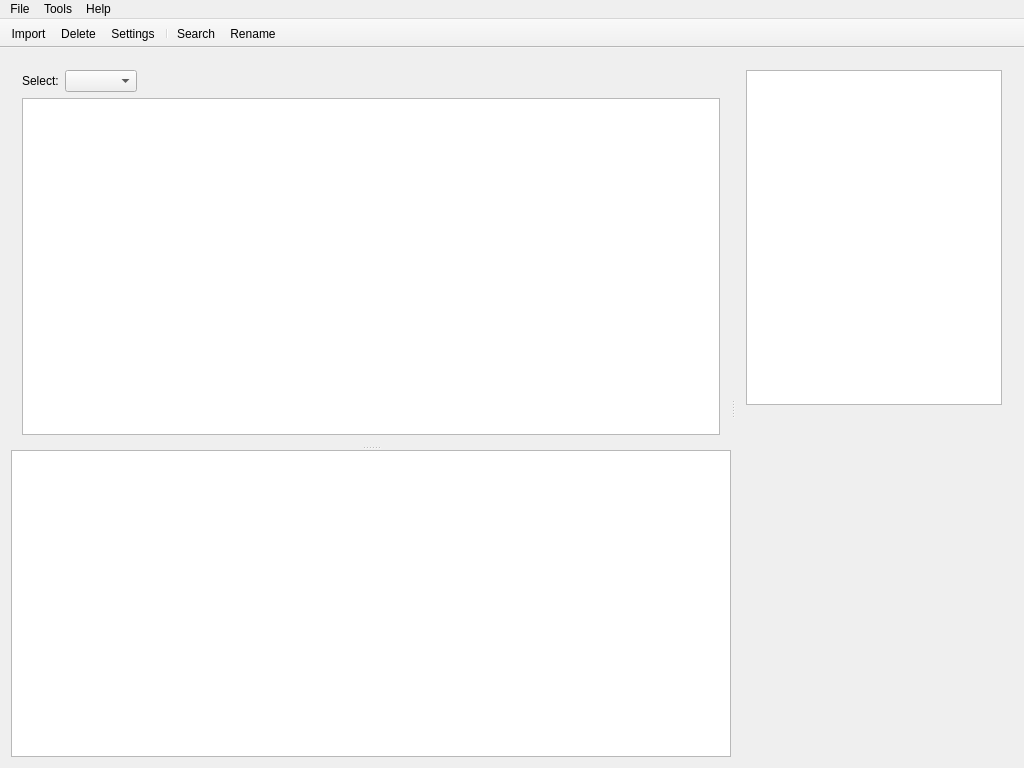
alorence/tym, file src/gui/mainwindow.ui: the form before one commit.
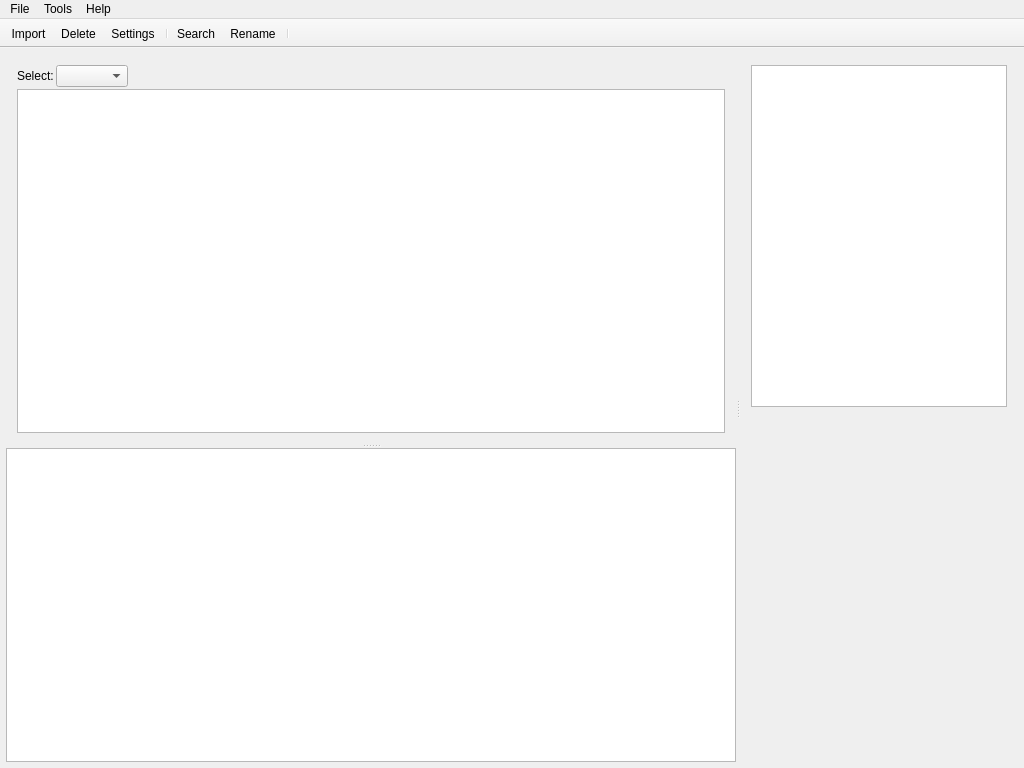
The form after the commit. Icons and pictures are not drawn. Custom widgets are drawn as their Qt base class.

Commit message: (gui) Many improvements on layouts, margins, etc.

What changed in the file:
```diff
--- a/src/gui/mainwindow.ui
+++ b/src/gui/mainwindow.ui
@@ -28,6 +28,21 @@
   </property>
   <widget class="QWidget" name="centralWidget">
    <layout class="QGridLayout" name="gridLayout_2">
+    <property name="leftMargin">
+     <number>6</number>
+    </property>
+    <property name="topMargin">
+     <number>6</number>
+    </property>
+    <property name="rightMargin">
+     <number>6</number>
+    </property>
+    <property name="bottomMargin">
+     <number>6</number>
+    </property>
+    <property name="horizontalSpacing">
+     <number>4</number>
+    </property>
     <item row="0" column="0">
      <widget class="QSplitter" name="verticalSplitter">
       <property name="orientation">
@@ -51,16 +66,9 @@
        </property>
        <widget class="QWidget" name="layoutWidget">
         <layout class="QGridLayout" name="gridLayout">
-         <item row="0" column="0">
-          <widget class="QLabel" name="label">
-           <property name="text">
-            <string>Select:</string>
-           </property>
-          </widget>
-         </item>
-         <item row="0" column="1">
-          <widget class="QComboBox" name="selectionCombo"/>
-         </item>
+         <property name="spacing">
+          <number>2</number>
+         </property>
          <item row="0" column="2">
           <spacer name="horizontalSpacer">
            <property name="orientation">
@@ -74,6 +82,9 @@
            </property>
           </spacer>
          </item>
+         <item row="0" column="1">
+          <widget class="QComboBox" name="selectionCombo"/>
+         </item>
          <item row="1" column="0" colspan="3">
           <widget class="QTableView" name="libraryView">
            <property name="sizePolicy">
@@ -123,12 +134,22 @@
            </attribute>
           </widget>
          </item>
+         <item row="0" column="0">
+          <widget class="QLabel" name="label">
+           <property name="text">
+            <string>Select:</string>
+           </property>
+          </widget>
+         </item>
         </layout>
        </widget>
        <widget class="ConsoleWidget" name="outputConsole"/>
       </widget>
-      <widget class="QWidget" name="layoutWidget">
+      <widget class="QWidget" name="layoutWidget1">
        <layout class="QGridLayout" name="rightPanel">
+        <property name="spacing">
+         <number>2</number>
+        </property>
         <item row="1" column="0">
          <widget class="TrackInfosView" name="trackInfos" native="true">
           <property name="sizePolicy">
@@ -153,12 +174,6 @@
           <property name="selectionBehavior">
            <enum>QAbstractItemView::SelectRows</enum>
           </property>
-          <property name="showGrid">
-           <bool>false</bool>
-          </property>
-          <property name="sortingEnabled">
-           <bool>true</bool>
-          </property>
           <attribute name="horizontalHeaderVisible">
            <bool>false</bool>
           </attribute>
@@ -182,7 +197,7 @@
      <x>0</x>
      <y>0</y>
      <width>1024</width>
-     <height>21</height>
+     <height>25</height>
     </rect>
    </property>
    <property name="contextMenuPolicy">
@@ -247,6 +262,7 @@
    <addaction name="separator"/>
    <addaction name="actionSearch"/>
    <addaction name="actionRename"/>
+   <addaction name="separator"/>
   </widget>
   <action name="actionImport">
    <property name="icon">
```
The commit also changes 1 other file.
